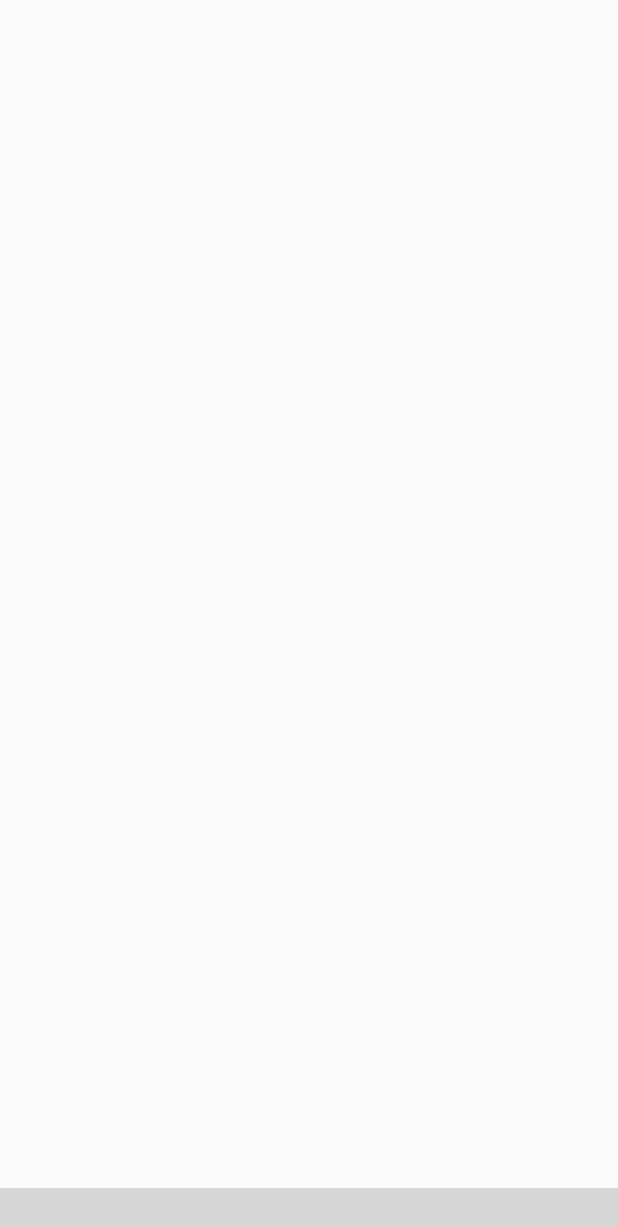
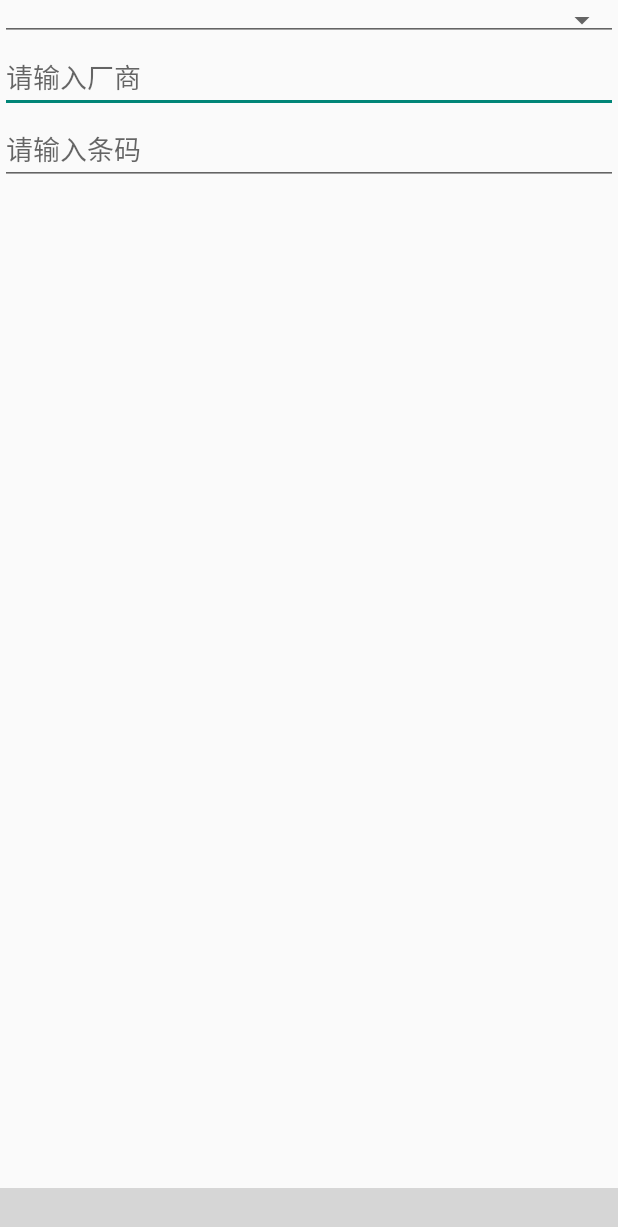
Before and after one commit to LonelyPriest/SDiabloFix, an Android app: the MainActivity screen opened directly, with no data from a screen before it, on a phone screen of 412 x 824 dp. Shown: the top 1227 px of the screen. Run offline under Robolectric (Android 15) with nearby library versions, the phone set to English and light mode, and no system bars; libraries missing offline, so code that uses them is left out: com.ashokvarma.bottomnavigation, com.github.promeg.pinyinhelper, com.github.promeg.tinypinyin; plain views replace BottomNavigationBar; 6 statements that could not run were skipped; grey boxes are pictures that could not be loaded.

Commit message:
fit bugs

```diff
--- a/app/src/main/AndroidManifest.xml
+++ b/app/src/main/AndroidManifest.xml
@@ -32,8 +32,7 @@
 
     <activity
         android:name=".activity.MainActivity"
-        android:screenOrientation="portrait"
-        android:label="@string/title_activity_main">
+        android:screenOrientation="portrait">
     </activity>
   </application>
 
--- a/app/src/main/java/com/sdiablofix/dt/sdiablofix/activity/MainActivity.java
+++ b/app/src/main/java/com/sdiablofix/dt/sdiablofix/activity/MainActivity.java
@@ -1,11 +1,12 @@
 package com.sdiablofix.dt.sdiablofix.activity;
 
+import android.content.Intent;
 import android.os.Bundle;
 import android.support.annotation.DrawableRes;
-import android.support.annotation.IdRes;
 import android.support.annotation.StringRes;
 import android.support.v4.app.Fragment;
 import android.support.v7.app.AppCompatActivity;
+import android.util.Log;
 import android.util.SparseArray;
 
 import com.ashokvarma.bottomnavigation.BottomNavigationBar;
@@ -13,13 +14,27 @@ import com.ashokvarma.bottomnavigation.BottomNavigationItem;
 import com.github.promeg.pinyinhelper.Pinyin;
 import com.github.promeg.tinypinyin.lexicons.android.cncity.CnCityDict;
 import com.sdiablofix.dt.sdiablofix.R;
+import com.sdiablofix.dt.sdiablofix.client.AuthenRightClient;
+import com.sdiablofix.dt.sdiablofix.client.BaseSettingClient;
+import com.sdiablofix.dt.sdiablofix.client.EmployeeClient;
+import com.sdiablofix.dt.sdiablofix.client.FirmClient;
+import com.sdiablofix.dt.sdiablofix.client.GoodClient;
+import com.sdiablofix.dt.sdiablofix.client.LoginClient;
+import com.sdiablofix.dt.sdiablofix.client.StockClient;
 import com.sdiablofix.dt.sdiablofix.db.DiabloDBManager;
 import com.sdiablofix.dt.sdiablofix.entity.DiabloProfile;
 import com.sdiablofix.dt.sdiablofix.fragment.StockFix;
 import com.sdiablofix.dt.sdiablofix.fragment.StockIn;
+import com.sdiablofix.dt.sdiablofix.request.LogoutRequest;
+import com.sdiablofix.dt.sdiablofix.response.Response;
+import com.sdiablofix.dt.sdiablofix.rest.BaseSettingInterface;
 import com.sdiablofix.dt.sdiablofix.utils.DiabloEnum;
 
+import retrofit2.Call;
+import retrofit2.Callback;
+
 public class MainActivity extends AppCompatActivity {
+    private final static String LOG_TAG = "MainActivity:";
 
     private NavigationTag mCurrentNavTag;
     private String[] mActivityTitles;
@@ -32,10 +47,10 @@ public class MainActivity extends AppCompatActivity {
 
         setContentView(R.layout.activity_main);
         mActivityTitles = getResources().getStringArray(R.array.nav_item_activity_titles);
-        mNavTagMap.put(0, new NavigationTag(0, DiabloEnum.TAG_STOCK_FIX, R.id.nav_stock_fix));
-        mNavTagMap.put(1, new NavigationTag(1, DiabloEnum.TAG_STOCK_IN, R.id.nav_stock_in));
-        mNavTagMap.put(2, new NavigationTag(2, DiabloEnum.TAG_SALE_IN, R.id.nav_sale_in));
-        mNavTagMap.put(3, new NavigationTag(3, DiabloEnum.TAG_SALE_OUT, R.id.nav_sale_out));
+        mNavTagMap.put(0, new NavigationTag(0, DiabloEnum.TAG_STOCK_FIX));
+        mNavTagMap.put(1, new NavigationTag(1, DiabloEnum.TAG_STOCK_IN));
+        mNavTagMap.put(2, new NavigationTag(2, DiabloEnum.TAG_SALE_IN));
+        mNavTagMap.put(3, new NavigationTag(3, DiabloEnum.TAG_SALE_OUT));
 
         BottomNavigationBar bar = (BottomNavigationBar) findViewById(R.id.navigation);
         bar.setMode(BottomNavigationBar.MODE_FIXED);
@@ -45,14 +60,19 @@ public class MainActivity extends AppCompatActivity {
             .addItem(createBottomNavigationItem(R.drawable.ic_dashboard_black_24dp, R.string.title_stock_in))
             .addItem(createBottomNavigationItem(R.drawable.ic_add_shopping_cart_black_24dp, R.string.title_sale_in))
             .addItem(createBottomNavigationItem(R.drawable.ic_remove_shopping_cart_black_24dp, R.string.title_sale_out))
+            .addItem(createBottomNavigationItem(R.drawable.ic_directions_bike_black_24dp, R.string.title_logout))
             .setFirstSelectedPosition(0)
             .initialise();
 
         bar.setTabSelectedListener(new BottomNavigationBar.OnTabSelectedListener() {
             @Override
             public void onTabSelected(int position) {
-                selectMenuItem(position);
-                loadFragment();
+                if (4 == position) {
+                    logout();
+                } else {
+                    selectMenuItem(position);
+                    loadFragment();
+                }
             }
 
             @Override
@@ -139,16 +159,56 @@ public class MainActivity extends AppCompatActivity {
         }
     }
 
+    private void logout() {
+        BaseSettingInterface face = BaseSettingClient.getClient().create(BaseSettingInterface.class);
+        Call<Response> call = face.logout(
+            DiabloProfile.instance().getToken(), new LogoutRequest("destroy_login_user"));
+
+        call.enqueue(new Callback<Response>() {
+            @Override
+            public void onResponse(Call<Response> call, retrofit2.Response<Response> response) {
+                Log.d(LOG_TAG, "success to destroy session");
+                forceLogout();
+            }
+
+            @Override
+            public void onFailure(Call<Response> call, Throwable t) {
+                forceLogout();
+            }
+        });
+    }
+
+    private void forceLogout() {
+        // clear information
+        DiabloDBManager.instance().close();
+        DiabloProfile.instance().clear();
+        // clear client
+        clearClient();
+        Intent intent = new Intent(MainActivity.this, LoginActivity.class);
+        intent.setFlags(Intent.FLAG_ACTIVITY_NEW_TASK);
+        intent.setFlags(Intent.FLAG_ACTIVITY_CLEAR_TOP);
+        startActivity(intent);
+        finish();
+    }
+
+    private void clearClient() {
+        BaseSettingClient.resetClient();
+        EmployeeClient.resetClient();
+        FirmClient.resetClient();
+
+        AuthenRightClient.resetClient();
+        StockClient.resetClient();
+        GoodClient.resetClient();
+        LoginClient.resetClient();
+    }
 
     private class NavigationTag {
         private Integer titleIndex;
         private String tag;
-        private @IdRes Integer resId;
 
-        private NavigationTag(Integer titleIndex, String tag, @IdRes Integer resId){
+        private NavigationTag(Integer titleIndex, String tag){
             this.titleIndex = titleIndex;
             this.tag = tag;
-            this.resId = resId;
         }
 
         private Integer getTitleIndex() {
--- a/app/src/main/java/com/sdiablofix/dt/sdiablofix/rest/BaseSettingInterface.java
+++ b/app/src/main/java/com/sdiablofix/dt/sdiablofix/rest/BaseSettingInterface.java
@@ -2,6 +2,7 @@ package com.sdiablofix.dt.sdiablofix.rest;
 
 import com.sdiablofix.dt.sdiablofix.entity.DiabloBaseSetting;
 import com.sdiablofix.dt.sdiablofix.request.LogoutRequest;
+import com.sdiablofix.dt.sdiablofix.response.Response;
 
 import java.util.List;
 
@@ -20,5 +21,5 @@ public interface BaseSettingInterface {
     Call<List<DiabloBaseSetting>> listBaseSetting(@Header("cookie") String token);
 
     @POST("destroy_login_user")
-    Call<DiabloBaseSetting> logout(@Header("cookie") String token, @Body LogoutRequest request);
+    Call<Response> logout(@Header("cookie") String token, @Body LogoutRequest request);
 }
--- a/app/src/main/res/drawable/ic_dashboard_black_24dp.xml
+++ /dev/null
@@ -1,9 +0,0 @@
-<vector xmlns:android="http://schemas.android.com/apk/res/android"
-        android:width="24dp"
-        android:height="24dp"
-        android:viewportWidth="24.0"
-        android:viewportHeight="24.0">
-  <path
-      android:fillColor="#FF000000"
-      android:pathData="M3,13h8L11,3L3,3v10zM3,21h8v-6L3,15v6zM13,21h8L21,11h-8v10zM13,3v6h8L21,3h-8z"/>
-</vector>
--- a/app/src/main/res/layout/activity_main.xml
+++ b/app/src/main/res/layout/activity_main.xml
@@ -1,7 +1,6 @@
 <?xml version="1.0" encoding="utf-8"?>
 <LinearLayout
     xmlns:android="http://schemas.android.com/apk/res/android"
-    xmlns:app="http://schemas.android.com/apk/res-auto"
     xmlns:tools="http://schemas.android.com/tools"
     android:id="@+id/container"
     android:layout_width="match_parent"
@@ -20,7 +19,6 @@
       android:id="@+id/navigation"
       android:layout_width="match_parent"
       android:layout_height="wrap_content"
-      android:layout_gravity="bottom"
-      app:menu="@menu/navigation"/>
+      android:layout_gravity="bottom"/>
 
 </LinearLayout>
--- a/app/src/main/res/layout/fragment_stock_fix.xml
+++ b/app/src/main/res/layout/fragment_stock_fix.xml
@@ -5,5 +5,46 @@
               android:orientation="vertical"
              tools:context=".fragment.StockFix">
 
+    <android.support.v7.widget.AppCompatSpinner
+        android:id="@+id/fix_select_shop"
+        android:layout_width="match_parent"
+        android:layout_height="wrap_content"
+        android:spinnerMode="dialog"
+        style="@style/Widget.AppCompat.Spinner.Underlined">
+    </android.support.v7.widget.AppCompatSpinner>
+
+    <android.support.v7.widget.AppCompatAutoCompleteTextView
+        android:id="@+id/fix_select_firm"
+        android:layout_width="match_parent"
+        android:layout_height="wrap_content"
+        android:hint="@string/please_input_firm"
+        android:maxLines="1"/>
+
+  <LinearLayout
+      android:layout_width="match_parent"
+      android:layout_height="wrap_content"
+      android:orientation="horizontal"
+      android:gravity="center_vertical">
+    <EditText
+        android:id="@+id/fix_barcode"
+        android:hint="@string/please_input_barcode"
+        android:inputType="number"
+        android:layout_width="match_parent"
+        android:layout_height="wrap_content"/>
+    </LinearLayout>
+
+  <ScrollView
+      android:id="@+id/t_stock_fix_scroll"
+      android:layout_width="match_parent"
+      android:layout_height="wrap_content"
+      android:layout_marginTop="10dp">
+    <TableLayout
+        android:id="@+id/t_stock_fix"
+        android:layout_width="match_parent"
+        android:layout_height="wrap_content">
+
+    </TableLayout>
+  </ScrollView>
+
 
 </LinearLayout>
--- a/app/src/main/res/menu/navigation.xml
+++ /dev/null
@@ -1,24 +0,0 @@
-<?xml version="1.0" encoding="utf-8"?>
-<menu xmlns:android="http://schemas.android.com/apk/res/android">
-
-  <item
-      android:id="@+id/nav_stock_fix"
-      android:icon="@drawable/ic_bubble_chart_black_24dp"
-      android:title="@string/title_stock_fix"/>
-
-  <item
-      android:id="@+id/nav_stock_in"
-      android:icon="@drawable/ic_dashboard_black_24dp"
-      android:title="@string/title_stock_in"/>
-
-  <item
-      android:id="@+id/nav_sale_in"
-      android:icon="@drawable/ic_add_shopping_cart_black_24dp"
-      android:title="@string/title_sale_in"/>
-
-  <item
-      android:id="@+id/nav_sale_out"
-      android:icon="@drawable/ic_remove_shopping_cart_black_24dp"
-      android:title="@string/title_sale_out"/>
-
-</menu>
--- a/app/src/main/res/values/strings.xml
+++ b/app/src/main/res/values/strings.xml
@@ -28,6 +28,7 @@
   <string name="title_stock_in">采购</string>
   <string name="title_sale_in">批售</string>
   <string name="title_sale_out">批退</string>
+  <string name="title_logout">注销</string>
 
   <string name="btn_loading">等待</string>
   <string name="login_ok">确认</string>
@@ -35,6 +36,9 @@
   <string name="ok">确认</string>
   <string name="cancel">取消</string>
 
+  <!--suggestion-->
+  <string name="please_input_firm">请输入厂商</string>
+  <string name="please_input_barcode">请输入条码</string>
 
   <string name="invalid_name_password">用户名或密码错误</string>
   <string name="login_user_active">该用户已登录系统，是否继续登录？</string>
@@ -61,7 +65,6 @@
   <string name="failed_to_get_good">获取货品信息失败</string>
   <string name="failed_to_get_color_kind">获取颜色类型信息失败</string>
   <string name="failed_to_get_main_dashboard">登录系统主界面失败</string>
-  <string name="title_activity_main">MainActivity</string>
 
   <!-- TODO: Remove or change this placeholder text -->
   <string name="hello_blank_fragment">Hello blank fragment</string>
```
Also changed, not shown: app/src/main/res/drawable/ic_home_black_24dp.xml (deleted, +0 -9 lines), app/src/main/res/drawable/ic_notifications_black_24dp.xml (deleted, +0 -9 lines), app/src/main/res/drawable-hdpi/ic_dashboard_black_24dp.png (added), app/src/main/res/drawable-mdpi/ic_dashboard_black_24dp.png (added), app/src/main/res/drawable-xhdpi/ic_dashboard_black_24dp.png (added), app/src/main/res/drawable-xxhdpi/ic_dashboard_black_24dp.png (added), app/src/main/res/drawable-xxxhdpi/ic_dashboard_black_24dp.png (added).
